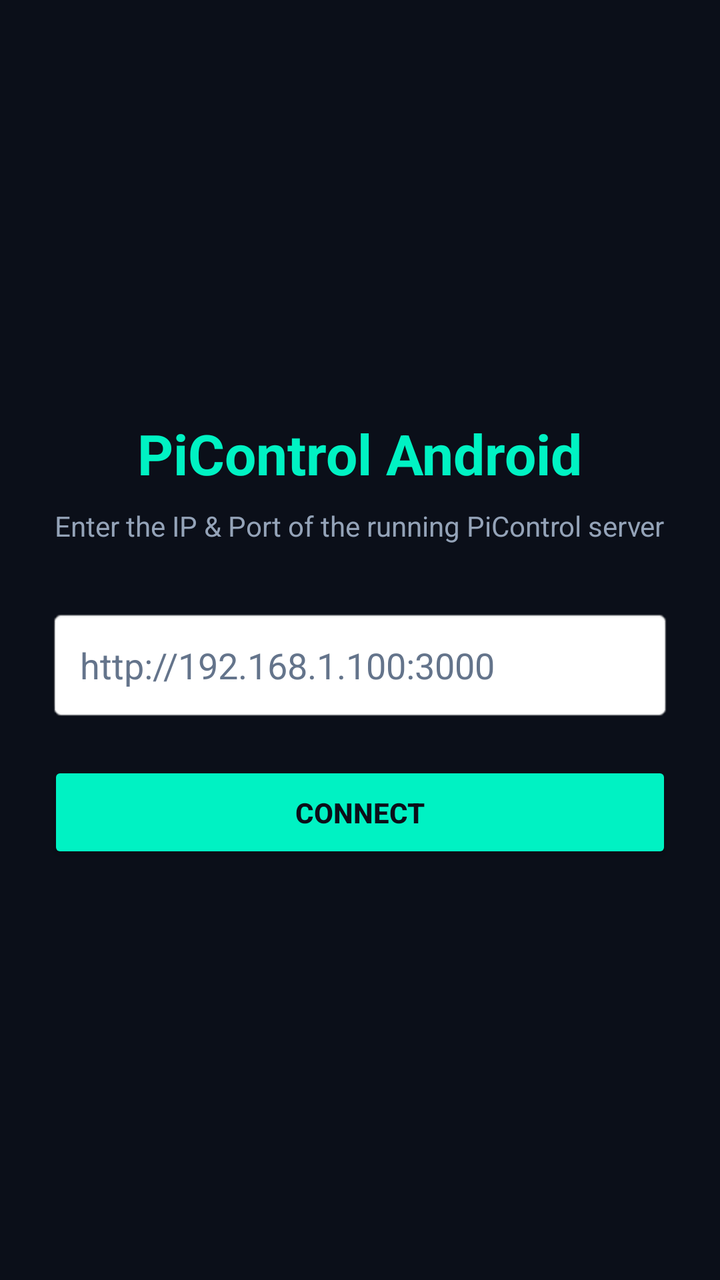
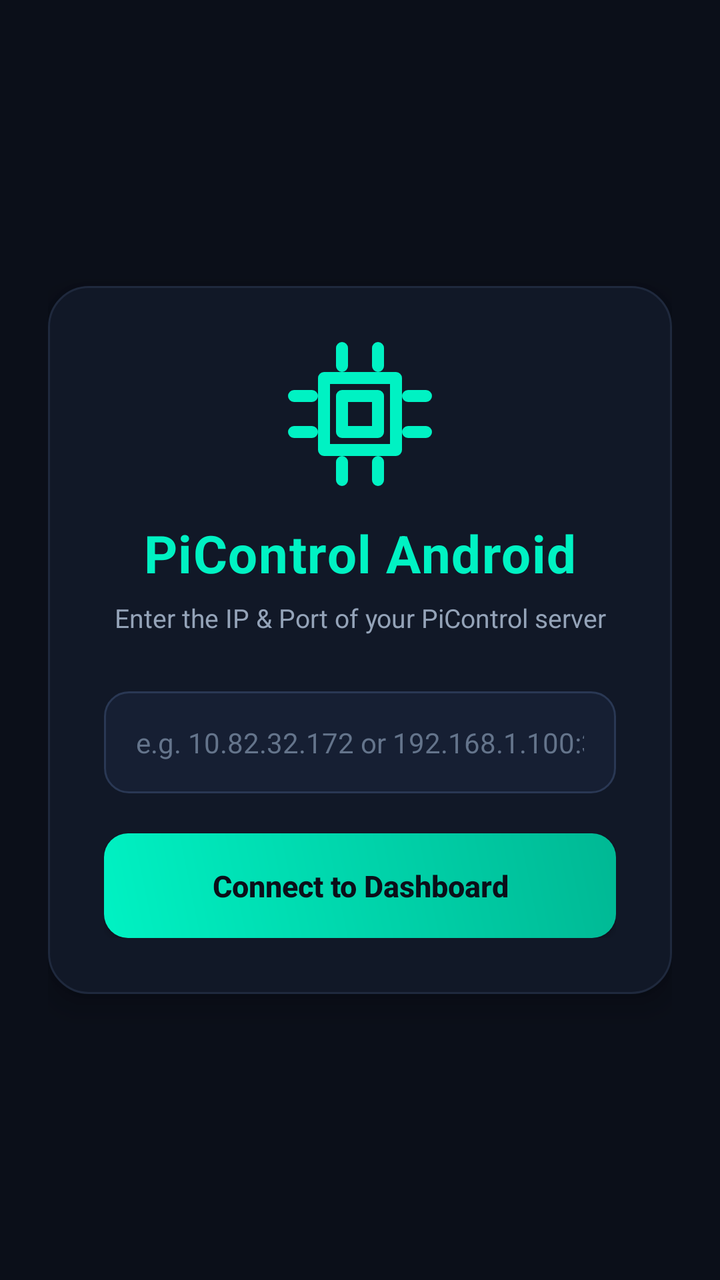

The first picture is an Android layout as it rendered before a commit; the second is the same layout after the commit. The layout source and the unified diff follow.
<!-- AndroidManifest.xml: application theme Theme.AppCompat.NoActionBar -->
<!-- res/layout/activity_main.xml -->
<?xml version="1.0" encoding="utf-8"?>
<RelativeLayout xmlns:android="http://schemas.android.com/apk/res/android"
    android:layout_width="match_parent"
    android:layout_height="match_parent"
    android:background="#0B0F19">

    
    <WebView
        android:id="@+id/webview"
        android:layout_width="match_parent"
        android:layout_height="match_parent"
        android:visibility="gone" />

    
    <LinearLayout
        android:id="@+id/setup_layout"
        android:layout_width="match_parent"
        android:layout_height="match_parent"
        android:orientation="vertical"
        android:gravity="center"
        android:padding="24dp"
        android:visibility="visible">

        <TextView
            android:layout_width="wrap_content"
            android:layout_height="wrap_content"
            android:text="PiControl Android"
            android:textColor="#00F2C3"
            android:textSize="28sp"
            android:textStyle="bold"
            android:layout_marginBottom="8dp" />

        <TextView
            android:layout_width="wrap_content"
            android:layout_height="wrap_content"
            android:text="Enter the IP &amp; Port of the running PiControl server"
            android:textColor="#94A3B8"
            android:textSize="14sp"
            android:gravity="center"
            android:layout_marginBottom="32dp" />

        <EditText
            android:id="@+id/ip_input"
            android:layout_width="match_parent"
            android:layout_height="wrap_content"
            android:hint="http://192.168.1.100:3000"
            android:textColor="#FFFFFF"
            android:textColorHint="#64748B"
            android:inputType="textUri"
            android:padding="16dp"
            android:background="@android:drawable/editbox_background_normal"
            android:layout_marginBottom="20dp" />

        <Button
            android:id="@+id/connect_btn"
            android:layout_width="match_parent"
            android:layout_height="wrap_content"
            android:text="Connect"
            android:backgroundTint="#00F2C3"
            android:textColor="#0B0F19"
            android:padding="16dp"
            android:textStyle="bold" />

    </LinearLayout>

    
    <ProgressBar
        android:id="@+id/progress_bar"
        android:layout_width="50dp"
        android:layout_height="50dp"
        android:layout_centerInParent="true"
        android:indeterminateTint="#00F2C3"
        android:visibility="gone" />

</RelativeLayout>
<!-- resources referenced by this layout -->
<resources>

</resources>

<!-- the commit's change to res/layout/activity_main.xml (unified diff, before → after) -->
@@ -9,6 +9,7 @@
         android:id="@+id/webview"
         android:layout_width="match_parent"
         android:layout_height="match_parent"
+        android:background="#0B0F19"
         android:visibility="gone" />
 
     
@@ -21,45 +22,69 @@
         android:padding="24dp"
         android:visibility="visible">
 
-        <TextView
-            android:layout_width="wrap_content"
-            android:layout_height="wrap_content"
-            android:text="PiControl Android"
-            android:textColor="#00F2C3"
-            android:textSize="28sp"
-            android:textStyle="bold"
-            android:layout_marginBottom="8dp" />
-
-        <TextView
-            android:layout_width="wrap_content"
-            android:layout_height="wrap_content"
-            android:text="Enter the IP &amp; Port of the running PiControl server"
-            android:textColor="#94A3B8"
-            android:textSize="14sp"
-            android:gravity="center"
-            android:layout_marginBottom="32dp" />
-
-        <EditText
-            android:id="@+id/ip_input"
+        
+        <LinearLayout
             android:layout_width="match_parent"
             android:layout_height="wrap_content"
-            android:hint="http://192.168.1.100:3000"
-            android:textColor="#FFFFFF"
-            android:textColorHint="#64748B"
-            android:inputType="textUri"
-            android:padding="16dp"
-            android:background="@android:drawable/editbox_background_normal"
-            android:layout_marginBottom="20dp" />
+            android:orientation="vertical"
+            android:gravity="center"
+            android:padding="28dp"
+            android:background="@drawable/card_bg"
+            android:elevation="8dp">
 
-        <Button
-            android:id="@+id/connect_btn"
-            android:layout_width="match_parent"
-            android:layout_height="wrap_content"
-            android:text="Connect"
-            android:backgroundTint="#00F2C3"
-            android:textColor="#0B0F19"
-            android:padding="16dp"
-            android:textStyle="bold" />
+            
+            <ImageView
+                android:layout_width="72dp"
+                android:layout_height="72dp"
+                android:src="@drawable/ic_logo_chip"
+                android:contentDescription="PiControl Logo"
+                android:layout_marginBottom="16dp" />
+
+            <TextView
+                android:layout_width="wrap_content"
+                android:layout_height="wrap_content"
+                android:text="PiControl Android"
+                android:textColor="#00F2C3"
+                android:textSize="26sp"
+                android:textStyle="bold"
+                android:letterSpacing="0.02"
+                android:layout_marginBottom="6dp" />
+
+            <TextView
+                android:layout_width="wrap_content"
+                android:layout_height="wrap_content"
+                android:text="Enter the IP &amp; Port of your PiControl server"
+                android:textColor="#94A3B8"
+                android:textSize="13sp"
+                android:gravity="center"
+                android:layout_marginBottom="28dp" />
+
+            <EditText
+                android:id="@+id/ip_input"
+                android:layout_width="match_parent"
+                android:layout_height="wrap_content"
+                android:hint="e.g. 10.82.32.172 or 192.168.1.100:3000"
+                android:textColor="#FFFFFF"
+                android:textColorHint="#64748B"
+                android:inputType="textUri"
+                android:padding="16dp"
+                android:textSize="14sp"
+                android:background="@drawable/input_bg"
+                android:layout_marginBottom="20dp" />
+
+            <Button
+                android:id="@+id/connect_btn"
+                android:layout_width="match_parent"
+                android:layout_height="wrap_content"
+                android:text="Connect to Dashboard"
+                android:background="@drawable/button_bg"
+                android:textColor="#0B0F19"
+                android:padding="16dp"
+                android:textSize="15sp"
+                android:textAllCaps="false"
+                android:textStyle="bold" />
+
+        </LinearLayout>
 
     </LinearLayout>
 
<!-- resource entries referenced after the edit -->
@@ -1,5 +1,60 @@
 <!-- resources referenced by this layout -->
 <resources>
-
+  <!-- drawable button_bg (drawable) -->
+  <?xml version="1.0" encoding="utf-8"?>
+  <ripple xmlns:android="http://schemas.android.com/apk/res/android"
+      android:color="#80FFFFFF">
+      <item>
+          <shape>
+              <gradient
+                  android:startColor="#00F2C3"
+                  android:endColor="#00B894"
+                  android:angle="45"/>
+              <corners android:radius="12dp" />
+          </shape>
+      </item>
+  </ripple>
+  <!-- drawable card_bg (drawable) -->
+  <?xml version="1.0" encoding="utf-8"?>
+  <shape xmlns:android="http://schemas.android.com/apk/res/android">
+      <solid android:color="#111827" />
+      <stroke android:width="1dp" android:color="#1F293D" />
+      <corners android:radius="20dp" />
+  </shape>
+  <!-- drawable ic_logo_chip (drawable) -->
+  <vector xmlns:android="http://schemas.android.com/apk/res/android"
+      android:width="72dp"
+      android:height="72dp"
+      android:viewportWidth="24"
+      android:viewportHeight="24">
+    <path
+        android:fillColor="#00000000"
+        android:pathData="M6,6h12v12h-12z"
+        android:strokeWidth="2"
+        android:strokeColor="#00F2C3"
+        android:strokeLineCap="round"
+        android:strokeLineJoin="round"/>
+    <path
+        android:fillColor="#00000000"
+        android:pathData="M9,9h6v6h-6z"
+        android:strokeWidth="2"
+        android:strokeColor="#00F2C3"
+        android:strokeLineCap="round"
+        android:strokeLineJoin="round"/>
+    <path
+        android:fillColor="#00000000"
+        android:pathData="M9,1v3M15,1v3M9,20v3M15,20v3M1,9h3M1,15h3M20,9h3M20,15h3"
+        android:strokeWidth="2"
+        android:strokeColor="#00F2C3"
+        android:strokeLineCap="round"
+        android:strokeLineJoin="round"/>
+  </vector>
+  <!-- drawable input_bg (drawable) -->
+  <?xml version="1.0" encoding="utf-8"?>
+  <shape xmlns:android="http://schemas.android.com/apk/res/android">
+      <solid android:color="#161F33" />
+      <stroke android:width="1dp" android:color="#2A3854" />
+      <corners android:radius="12dp" />
+  </shape>
 </resources>
 
